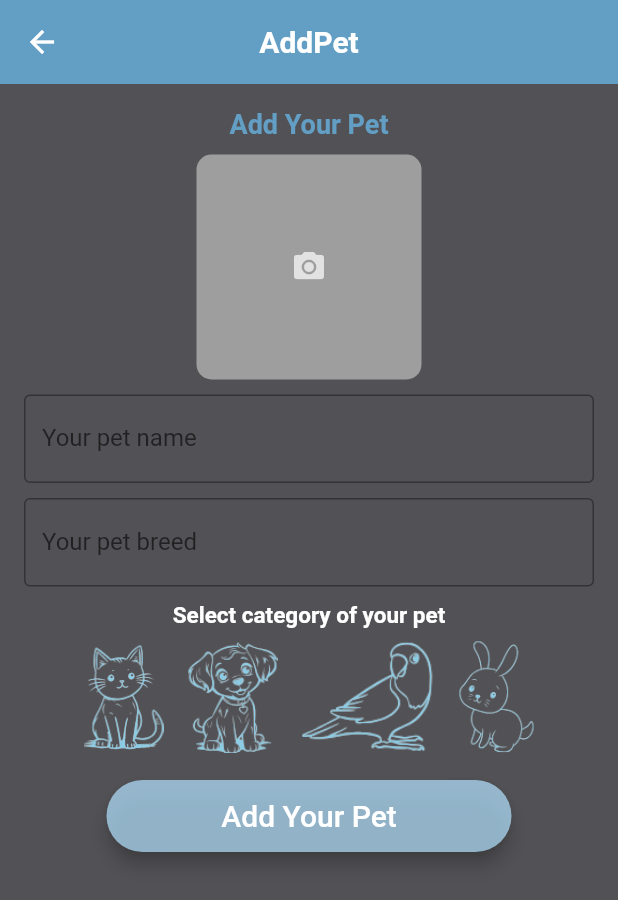
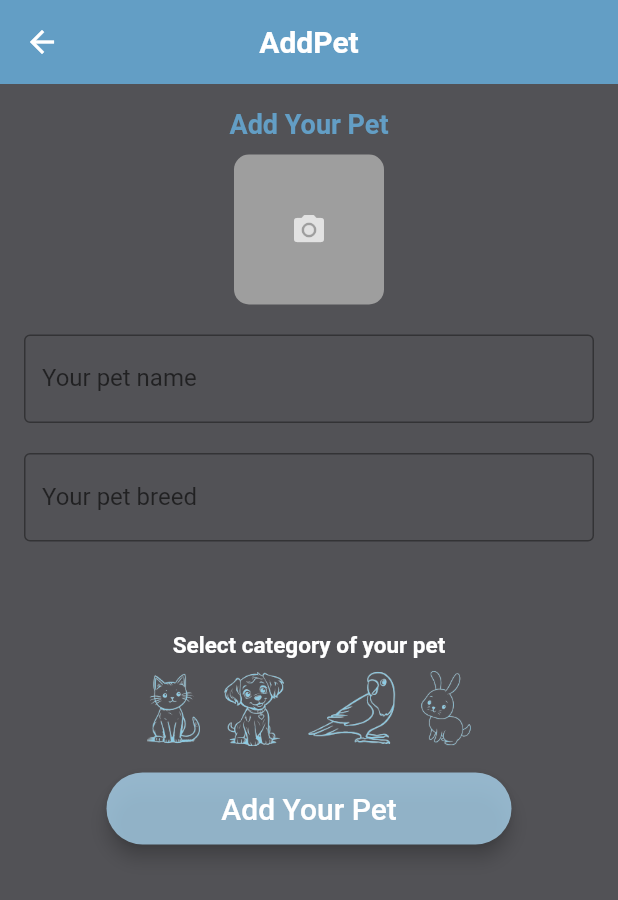
Before and after one commit to eliffisik/petCare, a Flutter app: the AddingPet screen opened directly, on a phone screen of 412 x 824 dp. Shown: the top 900 px of the screen. Run offline on Flutter 3.47's test engine with Material 2 defaults, Android fonts, the phone set to English and light mode, and no system bars; our stand-ins replace image_picker.

Commit message:
adding pet page updated

```diff
--- a/lib/main.dart
+++ b/lib/main.dart
@@ -19,7 +19,7 @@ class MyApp extends StatelessWidget {
   return MaterialApp(
     debugShowCheckedModeBanner: false,
     theme:ThemeData.light(),
-  home:const FeedScreen(),
+  home:const WelcomeScreen(),
 
   );
 
--- a/lib/pages/AddingPet.dart
+++ b/lib/pages/AddingPet.dart
@@ -52,7 +52,8 @@ class _AddingPetState extends State<AddingPet> {
         ),
       ),
     ),
-      body: Padding(
+    body: SingleChildScrollView(
+      child: Padding(
         padding: const EdgeInsets.all(16.0),
         child: Column(
           crossAxisAlignment: CrossAxisAlignment.center,
@@ -71,10 +72,10 @@ class _AddingPetState extends State<AddingPet> {
             InkWell(
               onTap: pickImage,
               child: Container(
-                width: 150,
-                height: 150,
+                width: 100,
+                height: 100,
                 decoration: BoxDecoration(
-                  color: Colors.grey, // Placeholder for image upload
+                  color: Colors.grey,
                   borderRadius: BorderRadius.circular(10),
                   image: _image != null
                       ? DecorationImage(
@@ -88,7 +89,7 @@ class _AddingPetState extends State<AddingPet> {
                     : null,
               ),
             ),
-            const SizedBox(height: 10),
+            const SizedBox(height: 20),
             // Pet name input field
             TextField(
               controller: _petNameController,
@@ -97,16 +98,16 @@ class _AddingPetState extends State<AddingPet> {
                 labelText: 'Your pet name',
               ),
             ),
-            const SizedBox(height: 10),
+            const SizedBox(height: 20),
             // Pet breed input field
             TextField(
               controller: _petBreedController,
               decoration: const InputDecoration(
                 border: OutlineInputBorder(),
-                labelText: 'Your pet breed', // Corrected the typo here
+                labelText: 'Your pet breed',
               ),
             ),
-            const SizedBox(height: 10),
+            const SizedBox(height:60),
             const Text(
               'Select category of your pet',
               style: TextStyle(
@@ -126,7 +127,7 @@ class _AddingPetState extends State<AddingPet> {
                     padding: const EdgeInsets.all(8.0),
                     child: Image.asset(
                       'assets/8.png',
-                      height: 75,
+                      height: 50,
                     ),
                   ),
                 ),
@@ -138,7 +139,7 @@ class _AddingPetState extends State<AddingPet> {
                     padding: const EdgeInsets.all(8.0),
                     child: Image.asset(
                       'assets/9.png',
-                      height: 75,
+                      height: 50,
                     ),
                   ),
                 ),
@@ -150,7 +151,7 @@ class _AddingPetState extends State<AddingPet> {
                     padding: const EdgeInsets.all(8.0),
                     child: Image.asset(
                       'assets/13.png',
-                      height: 75,
+                      height: 50,
                     ),
                   ),
                 ),
@@ -162,7 +163,7 @@ class _AddingPetState extends State<AddingPet> {
                     padding: const EdgeInsets.all(8.0),
                     child: Image.asset(
                       'assets/14.png',
-                      height: 75,
+                      height: 50,
                     ),
                   ),
                 ),
@@ -195,6 +196,7 @@ class _AddingPetState extends State<AddingPet> {
           ],
         ),
       ),
+    ),
   );
 }
 }
--- a/lib/pages/HomeScreen.dart
+++ b/lib/pages/HomeScreen.dart
@@ -85,7 +85,7 @@ class _HomeScreenState extends State<HomeScreen> {
                       );
                   },
                 ),
-                  const SizedBox(height: 30),
+                 const SizedBox(height: 30),
               ],
             ),
           ],
```
Also changed, not shown: lib/pages/PostAdd.dart (+45 -14 lines). Lines whose indentation alone changed are shown as unchanged.
